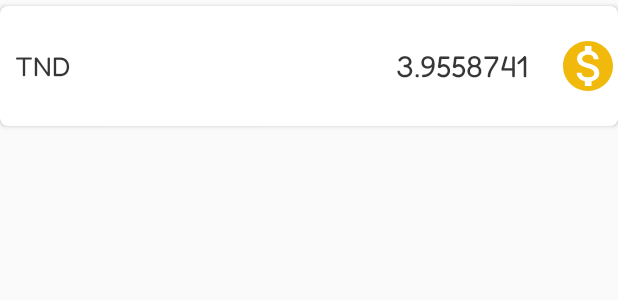
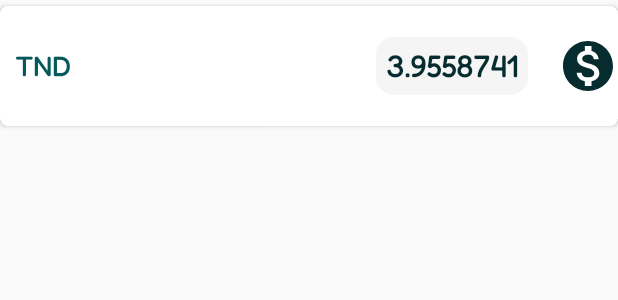
Before and after one commit to kchaou-fakhri/curreency, an Android app: the layout item_rate.xml on its own in the app's theme, with its tools: preview values and no code run, on a phone screen of 412 x 824 dp. Shown: the top 300 px of the screen. Run offline under Robolectric (Android 15) with nearby library versions, the phone set to English and light mode, and no system bars.

```diff
--- /dev/null
+++ b/app/src/main/res/drawable-v24/value_rate_shape.xml
@@ -0,0 +1,7 @@
+<shape xmlns:android="http://schemas.android.com/apk/res/android">
+    <stroke android:width="4dp" android:color="#F5F5F5" />
+    <padding android:left="7dp" android:top="7dp"
+        android:right="7dp" android:bottom="7dp" />
+    <corners android:radius="10dp" />
+    <solid android:color="#F5F5F5"/>
+</shape>
--- a/app/src/main/res/layout/item_rate.xml
+++ b/app/src/main/res/layout/item_rate.xml
@@ -22,26 +22,29 @@
             android:layout_height="wrap_content"
             android:layout_margin="0dp"
             android:paddingLeft="10dp"
-             android:layout_centerVertical="true"
+            android:layout_centerVertical="true"
             android:layout_alignParentStart="true"
             android:text="TND"
-
-            android:textColor="@color/black"
+            android:textStyle="bold"
+            android:textColor="#05595B"
             android:textSize="18sp" />
 
         <!--text view for displaying our last updated text-->
         <TextView
+
             android:id="@+id/rate_value"
+            android:layout_width="wrap_content"
 
-            android:layout_width="match_parent"
             android:layout_height="wrap_content"
             android:layout_centerVertical="true"
             android:layout_marginRight="20dp"
             android:layout_toLeftOf="@id/img"
+            android:background="@drawable/value_rate_shape"
             android:gravity="right"
             android:text="3.9558741"
-            android:textColor="@color/black"
-            android:textSize="20sp" />
+            android:textColor="#062C30"
+            android:textSize="20sp"
+            android:textStyle="bold" />
 
         <!--imageview for displaying delete icon-->
         <ImageView
@@ -52,7 +55,7 @@
             android:layout_centerVertical="true"
 
             android:src="@drawable/ic_rate"
-            app:tint="#f0b90b" />
+            app:tint="#062C30" />
     </RelativeLayout>
 
 
--- a/app/src/main/res/layout/rate_activity.xml
+++ b/app/src/main/res/layout/rate_activity.xml
@@ -86,7 +86,7 @@
         app:layout_constraintBottom_toBottomOf="@+id/label_menu"
         app:layout_constraintEnd_toEndOf="@+id/rateRecyclerView"
         app:layout_constraintTop_toTopOf="@+id/label_menu"
-        app:tint="#f0b90b" />
+        app:tint="#388E3C" />
 
 
 </androidx.constraintlayout.widget.ConstraintLayout>
```
